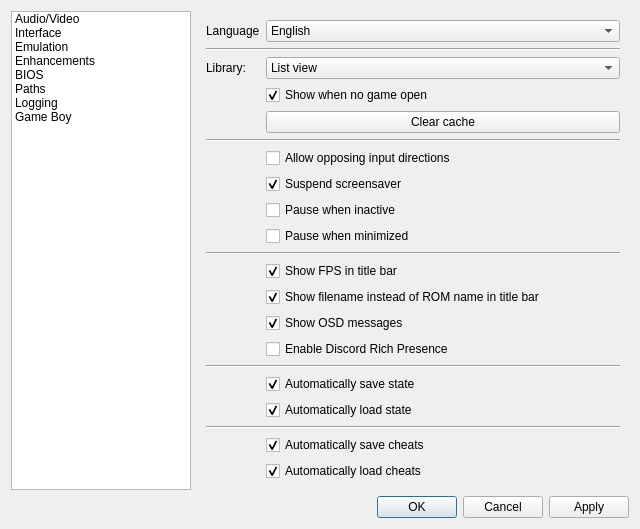
First picture: the form in Libretro/mgba/src/platform/qt/SettingsView.ui, repository kiddreads/Avalon-copy2, before the edit.
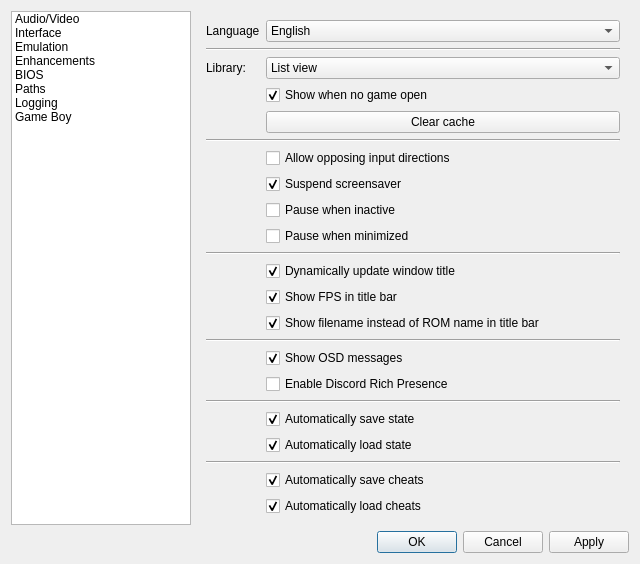
Second picture: the form after the edit. The open tabs and pages were chosen to show the change.

Commit message: Qt: Window title updates can be disabled (closes #1912)

The edit to the form file:
```diff
--- a/Libretro/mgba/src/platform/qt/SettingsView.ui
+++ b/Libretro/mgba/src/platform/qt/SettingsView.ui
@@ -577,30 +577,50 @@
         </widget>
        </item>
        <item row="11" column="1">
-        <widget class="QCheckBox" name="showFps">
+        <widget class="QCheckBox" name="dynamicTitle">
          <property name="text">
-          <string>Show FPS in title bar</string>
+          <string>Dynamically update window title</string>
          </property>
          <property name="checked">
           <bool>true</bool>
          </property>
         </widget>
        </item>
-       <item row="14" column="1">
+       <item row="13" column="1">
+        <widget class="QCheckBox" name="showFilename">
+         <property name="text">
+          <string>Show filename instead of ROM name in title bar</string>
+         </property>
+         <property name="checked">
+          <bool>true</bool>
+         </property>
+        </widget>
+       </item>
+       <item row="15" column="1">
+        <widget class="QCheckBox" name="showOSD">
+         <property name="text">
+          <string>Show OSD messages</string>
+         </property>
+         <property name="checked">
+          <bool>true</bool>
+         </property>
+        </widget>
+       </item>
+       <item row="16" column="1">
         <widget class="QCheckBox" name="useDiscordPresence">
          <property name="text">
           <string>Enable Discord Rich Presence</string>
          </property>
         </widget>
        </item>
-       <item row="15" column="0" colspan="2">
+       <item row="17" column="0" colspan="2">
         <widget class="Line" name="line_13">
          <property name="orientation">
           <enum>Qt::Horizontal</enum>
          </property>
         </widget>
        </item>
-       <item row="16" column="1">
+       <item row="18" column="1">
         <widget class="QCheckBox" name="autosave">
          <property name="text">
           <string>Automatically save state</string>
@@ -610,7 +630,7 @@
          </property>
         </widget>
        </item>
-       <item row="17" column="1">
+       <item row="19" column="1">
         <widget class="QCheckBox" name="autoload">
          <property name="text">
           <string>Automatically load state</string>
@@ -620,14 +640,14 @@
          </property>
         </widget>
        </item>
-       <item row="18" column="0" colspan="2">
+       <item row="20" column="0" colspan="2">
         <widget class="Line" name="line_16">
          <property name="orientation">
           <enum>Qt::Horizontal</enum>
          </property>
         </widget>
        </item>
-       <item row="19" column="1">
+       <item row="21" column="1">
         <widget class="QCheckBox" name="cheatAutosave">
          <property name="text">
           <string>Automatically save cheats</string>
@@ -637,7 +657,7 @@
          </property>
         </widget>
        </item>
-       <item row="20" column="1">
+       <item row="22" column="1">
         <widget class="QCheckBox" name="cheatAutoload">
          <property name="text">
           <string>Automatically load cheats</string>
@@ -647,23 +667,20 @@
          </property>
         </widget>
        </item>
-       <item row="13" column="1">
-        <widget class="QCheckBox" name="showOSD">
+       <item row="12" column="1">
+        <widget class="QCheckBox" name="showFps">
          <property name="text">
-          <string>Show OSD messages</string>
+          <string>Show FPS in title bar</string>
          </property>
          <property name="checked">
           <bool>true</bool>
          </property>
         </widget>
        </item>
-       <item row="12" column="1">
-        <widget class="QCheckBox" name="showFilename">
-         <property name="text">
-          <string>Show filename instead of ROM name in title bar</string>
-         </property>
-         <property name="checked">
-          <bool>true</bool>
+       <item row="14" column="0" colspan="2">
+        <widget class="Line" name="line_18">
+         <property name="orientation">
+          <enum>Qt::Horizontal</enum>
          </property>
         </widget>
        </item>
```
Left out of the diff: 32 changed lines with no effect on the pictures. The commit also changes 3 other files.
